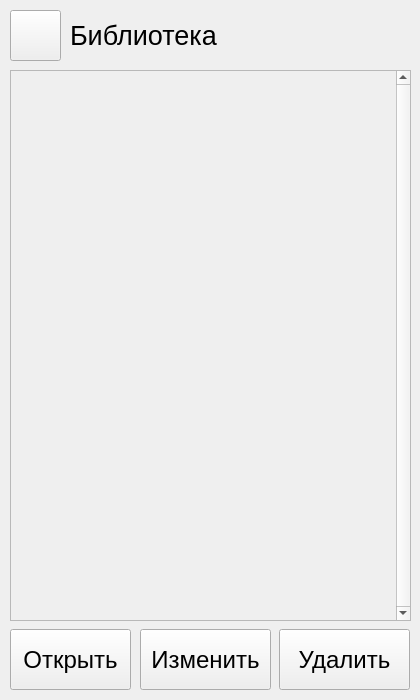
Old version of the form UIs/LibraryForm.ui in the repository Krahjotdaan/LearningPoem.
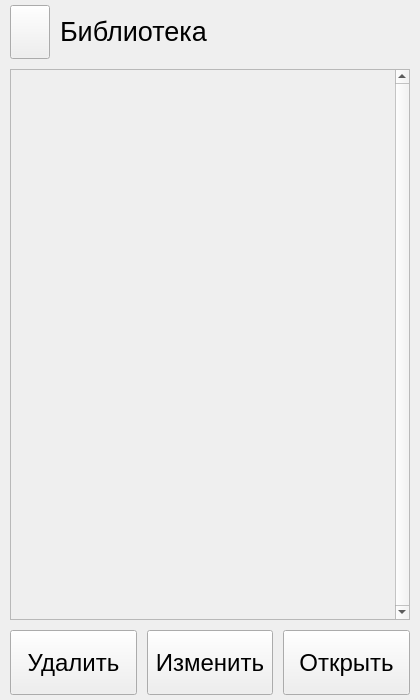
New version of the form.

Commit message: Style: added grid to forms

Diff of the .ui file:
```diff
--- a/UIs/LibraryForm.ui
+++ b/UIs/LibraryForm.ui
@@ -14,15 +14,45 @@
    <string>MainWindow</string>
   </property>
   <widget class="QWidget" name="centralwidget">
-   <widget class="QWidget" name="horizontalLayoutWidget">
-    <property name="geometry">
-     <rect>
-      <x>70</x>
-      <y>10</y>
-      <width>341</width>
-      <height>51</height>
-     </rect>
+   <layout class="QGridLayout" name="gridLayout_2" rowstretch="5,51,6">
+    <property name="leftMargin">
+     <number>10</number>
     </property>
+    <property name="topMargin">
+     <number>5</number>
+    </property>
+    <property name="rightMargin">
+     <number>10</number>
+    </property>
+    <property name="bottomMargin">
+     <number>5</number>
+    </property>
+    <property name="spacing">
+     <number>10</number>
+    </property>
+    <item row="0" column="0">
+     <layout class="QHBoxLayout" name="horizontalLayout_8" stretch="1,10">
+      <property name="spacing">
+       <number>10</number>
+      </property>
+      <item>
+       <layout class="QHBoxLayout" name="horizontalLayout_9">
+        <item>
+         <widget class="QPushButton" name="backButton">
+          <property name="sizePolicy">
+           <sizepolicy hsizetype="Minimum" vsizetype="Minimum">
+            <horstretch>0</horstretch>
+            <verstretch>0</verstretch>
+           </sizepolicy>
+          </property>
+          <property name="text">
+           <string/>
+          </property>
+         </widget>
+        </item>
+       </layout>
+      </item>
+      <item>
     <layout class="QHBoxLayout" name="horizontalLayout">
      <item>
       <widget class="QLabel" name="label">
@@ -37,139 +67,10 @@
       </widget>
      </item>
     </layout>
-   </widget>
-   <widget class="QWidget" name="horizontalLayoutWidget_2">
-    <property name="geometry">
-     <rect>
-      <x>10</x>
-      <y>629</y>
-      <width>121</width>
-      <height>61</height>
-     </rect>
-    </property>
-    <property name="sizePolicy">
-     <sizepolicy hsizetype="Expanding" vsizetype="Expanding">
-      <horstretch>0</horstretch>
-      <verstretch>0</verstretch>
-     </sizepolicy>
-    </property>
-    <property name="font">
-     <font>
-      <pointsize>18</pointsize>
-     </font>
-    </property>
-    <layout class="QHBoxLayout" name="horizontalLayout_2">
-     <item>
-      <widget class="QPushButton" name="openButton">
-       <property name="sizePolicy">
-        <sizepolicy hsizetype="Expanding" vsizetype="Expanding">
-         <horstretch>0</horstretch>
-         <verstretch>0</verstretch>
-        </sizepolicy>
-       </property>
-       <property name="font">
-        <font>
-         <pointsize>18</pointsize>
-        </font>
-       </property>
-       <property name="text">
-        <string>Открыть</string>
-       </property>
-      </widget>
-     </item>
-    </layout>
-   </widget>
-   <widget class="QWidget" name="horizontalLayoutWidget_3">
-    <property name="geometry">
-     <rect>
-      <x>279</x>
-      <y>629</y>
-      <width>131</width>
-      <height>61</height>
-     </rect>
-    </property>
-    <property name="sizePolicy">
-     <sizepolicy hsizetype="Expanding" vsizetype="Expanding">
-      <horstretch>0</horstretch>
-      <verstretch>0</verstretch>
-     </sizepolicy>
-    </property>
-    <property name="font">
-     <font>
-      <pointsize>18</pointsize>
-     </font>
-    </property>
-    <layout class="QHBoxLayout" name="horizontalLayout_3">
-     <item>
-      <widget class="QPushButton" name="deleteButton">
-       <property name="sizePolicy">
-        <sizepolicy hsizetype="Expanding" vsizetype="Expanding">
-         <horstretch>0</horstretch>
-         <verstretch>0</verstretch>
-        </sizepolicy>
-       </property>
-       <property name="font">
-        <font>
-         <pointsize>18</pointsize>
-        </font>
-       </property>
-       <property name="text">
-        <string>Удалить</string>
-       </property>
-      </widget>
-     </item>
-    </layout>
-   </widget>
-   <widget class="QWidget" name="horizontalLayoutWidget_4">
-    <property name="geometry">
-     <rect>
-      <x>140</x>
-      <y>629</y>
-      <width>131</width>
-      <height>61</height>
-     </rect>
-    </property>
-    <property name="sizePolicy">
-     <sizepolicy hsizetype="Expanding" vsizetype="Expanding">
-      <horstretch>0</horstretch>
-      <verstretch>0</verstretch>
-     </sizepolicy>
-    </property>
-    <property name="font">
-     <font>
-      <pointsize>18</pointsize>
-     </font>
-    </property>
-    <layout class="QHBoxLayout" name="horizontalLayout_4">
-     <item>
-      <widget class="QPushButton" name="editButton">
-       <property name="sizePolicy">
-        <sizepolicy hsizetype="Expanding" vsizetype="Expanding">
-         <horstretch>0</horstretch>
-         <verstretch>0</verstretch>
-        </sizepolicy>
-       </property>
-       <property name="font">
-        <font>
-         <pointsize>18</pointsize>
-        </font>
-       </property>
-       <property name="text">
-        <string>Изменить</string>
-       </property>
-      </widget>
-     </item>
-    </layout>
-   </widget>
-   <widget class="QWidget" name="gridLayoutWidget">
-    <property name="geometry">
-     <rect>
-      <x>10</x>
-      <y>70</y>
-      <width>401</width>
-      <height>551</height>
-     </rect>
-    </property>
+      </item>
+     </layout>
+    </item>
+    <item row="1" column="0">
     <layout class="QGridLayout" name="gridLayout">
      <item row="0" column="0">
       <widget class="QScrollArea" name="scrollArea">
@@ -184,7 +85,7 @@
          <rect>
           <x>0</x>
           <y>0</y>
-          <width>383</width>
+           <width>382</width>
           <height>547</height>
          </rect>
         </property>
@@ -192,32 +93,81 @@
       </widget>
      </item>
     </layout>
-   </widget>
-   <widget class="QWidget" name="horizontalLayoutWidget_9">
-    <property name="geometry">
-     <rect>
-      <x>10</x>
-      <y>10</y>
-      <width>51</width>
-      <height>51</height>
-     </rect>
-    </property>
-    <layout class="QHBoxLayout" name="horizontalLayout_9">
+    </item>
+    <item row="2" column="0">
+     <layout class="QHBoxLayout" name="horizontalLayout_10" stretch="1,1,1">
+      <property name="spacing">
+       <number>10</number>
+      </property>
      <item>
-      <widget class="QPushButton" name="backButton">
+       <layout class="QHBoxLayout" name="horizontalLayout_3">
+        <item>
+         <widget class="QPushButton" name="deleteButton">
        <property name="sizePolicy">
-        <sizepolicy hsizetype="Minimum" vsizetype="Minimum">
+           <sizepolicy hsizetype="Expanding" vsizetype="Expanding">
          <horstretch>0</horstretch>
          <verstretch>0</verstretch>
         </sizepolicy>
        </property>
+          <property name="font">
+           <font>
+            <pointsize>18</pointsize>
+           </font>
+          </property>
        <property name="text">
-        <string/>
+           <string>Удалить</string>
        </property>
       </widget>
      </item>
     </layout>
-   </widget>
+      </item>
+      <item>
+       <layout class="QHBoxLayout" name="horizontalLayout_4">
+        <item>
+         <widget class="QPushButton" name="editButton">
+          <property name="sizePolicy">
+           <sizepolicy hsizetype="Expanding" vsizetype="Expanding">
+            <horstretch>0</horstretch>
+            <verstretch>0</verstretch>
+           </sizepolicy>
+          </property>
+          <property name="font">
+           <font>
+            <pointsize>18</pointsize>
+           </font>
+          </property>
+          <property name="text">
+           <string>Изменить</string>
+          </property>
+         </widget>
+        </item>
+       </layout>
+      </item>
+      <item>
+       <layout class="QHBoxLayout" name="horizontalLayout_2">
+        <item>
+         <widget class="QPushButton" name="openButton">
+          <property name="sizePolicy">
+           <sizepolicy hsizetype="Expanding" vsizetype="Expanding">
+            <horstretch>0</horstretch>
+            <verstretch>0</verstretch>
+           </sizepolicy>
+          </property>
+          <property name="font">
+           <font>
+            <pointsize>18</pointsize>
+           </font>
+          </property>
+          <property name="text">
+           <string>Открыть</string>
+          </property>
+         </widget>
+        </item>
+       </layout>
+      </item>
+     </layout>
+    </item>
+   </layout>
   </widget>
  </widget>
  <resources/>
```
Lines whose indentation alone changed are shown as unchanged. The commit also changes 7 other files.
